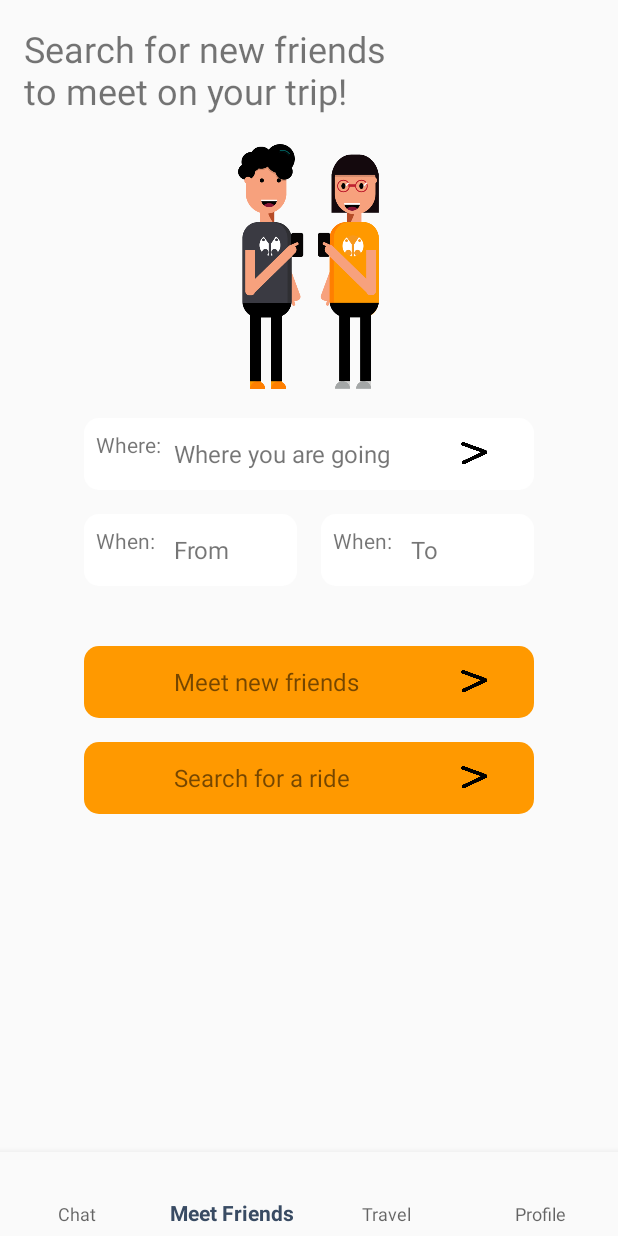
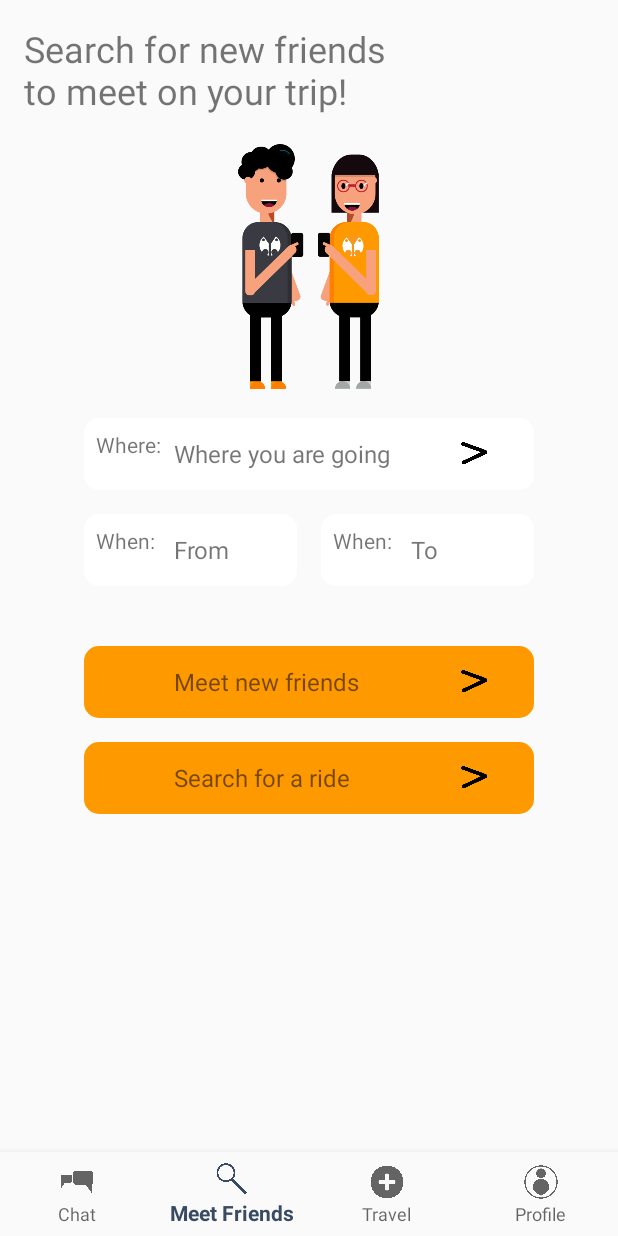
Before and after one commit to NikoNakkan/OoYoO, an Android app: the screen it shows after launch once a user with an empty profile is signed in (MainActivity), on a phone screen of 412 x 824 dp. Run offline under Robolectric (Android 15) with nearby library versions, the phone set to English and light mode, and no system bars; our stand-ins replace Firebase (no records; nobody signed in at launch, a user with empty details on screens opened directly).

Commit message:
Added some icons fresh outa the oven

```diff
--- a/Project-code/ooYoo/app/src/main/res/menu/bottom_navigator_view_menu.xml
+++ b/Project-code/ooYoo/app/src/main/res/menu/bottom_navigator_view_menu.xml
@@ -3,15 +3,19 @@
 
     <item
         android:id="@+id/bot_nav_chat"
-        android:title="Chat" />
+        android:title="Chat"
+        android:icon="@drawable/chaticon"/>
     <item
         android:id="@+id/bot_nav_travel"
-        android:title="Meet Friends" />
+        android:title="Meet Friends"
+        android:icon="@drawable/search_icon"/>
     <item
         android:id="@+id/bot_nav_become"
-        android:title="Travel"/>
+        android:title="Travel"
+        android:icon="@drawable/plus_icon_bottom_bar"/>
     <item
         android:id="@+id/bot_nav_profile"
-        android:title="Profile" />
+        android:title="Profile"
+        android:icon="@drawable/profileicon"/>
 
 </menu>
```
Also changed, not shown: Project-code/ooYoo/app/src/main/res/drawable/chaticon.png (renamed from Project-code/ooYoo/app/src/main/res/drawable/chatBubblesIcon.png), Project-code/ooYoo/app/src/main/res/drawable/plus_icon_bottom_bar.png (renamed from Project-code/ooYoo/app/src/main/res/drawable/createAddPlusIconEmpty.png), Project-code/ooYoo/app/src/main/res/drawable/profileicon.png (renamed from Project-code/ooYoo/app/src/main/res/drawable/profileIcon.png), Project-code/ooYoo/app/src/main/res/drawable/search_icon.png (renamed from Project-code/ooYoo/app/src/main/res/drawable/searchZoomThing.png), 2 other files.
